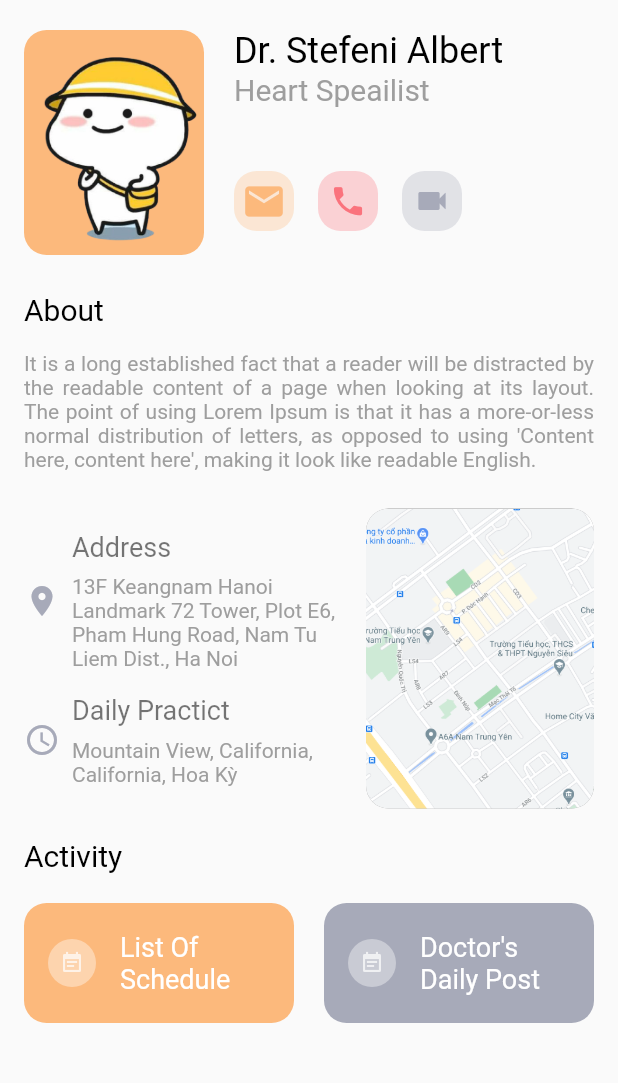
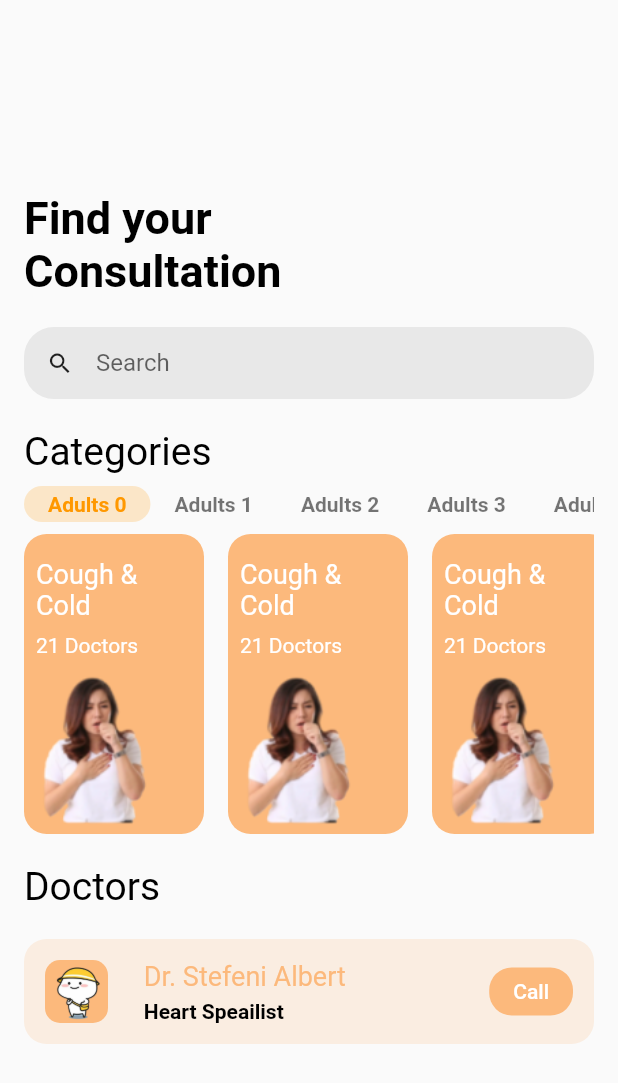
Before and after one commit to trantan97/flutter_training, a Flutter app: the screen it shows after launch, on a phone screen of 412 x 824 dp. Shown: the top 1083 px of the screen. Run offline on Flutter 3.47's test engine with Material 2 defaults, Android fonts, the phone set to English and light mode, and no system bars.

Commit message:
list_view_excercise

```diff
--- /dev/null
+++ b/lib/buoi2/category.dart
@@ -0,0 +1,46 @@
+import 'dart:math';
+
+import 'package:example_widget_1/my_images.dart';
+
+class Category {
+  String name;
+  List<SubCategory> subCategories;
+
+  Category({this.name, this.subCategories});
+
+  static List<Category> get generateCategories {
+    return List.generate(10, (index) {
+      int nameIndex = Random().nextInt(4);
+      return Category(
+        name: "${nameCategories[nameIndex]} $index",
+        subCategories: SubCategory.generateSubCategories,
+      );
+    });
+  }
+}
+
+class SubCategory {
+  String name;
+  int numberDoctor;
+  String imagePath;
+
+  SubCategory({this.name, this.numberDoctor, this.imagePath});
+
+  static List<SubCategory> get generateSubCategories {
+    return List.generate(20, (index) {
+      int subNameIndex = Random().nextInt(2);
+      int numberOfDoctor = Random().nextInt(50) + 1;
+      int imageIndex = Random().nextInt(3);
+      return SubCategory(
+        name: nameSubCategories[subNameIndex],
+        numberDoctor: numberOfDoctor,
+        imagePath: imageSubCategories[imageIndex],
+      );
+    });
+  }
+}
+
+final nameCategories = ["Adults", "Children", "Women", "Men"];
+final nameSubCategories = ["Cough & Cold", "Heart Specialist"];
+//Thay thành ảnh của mình.
+final imageSubCategories = [MyImages.avatar, MyImages.image1, MyImages.image2];
--- /dev/null
+++ b/lib/buoi2/search_consultation.dart
@@ -0,0 +1,308 @@
+import 'dart:math';
+
+import 'package:example_widget_1/buoi2/category.dart';
+import 'package:example_widget_1/doctor_detail.dart';
+import 'package:example_widget_1/my_colors.dart';
+import 'package:example_widget_1/my_images.dart';
+import 'package:flutter/material.dart';
+
+class SearchConsultationScreen extends StatelessWidget {
+  @override
+  Widget build(BuildContext context) {
+    return Scaffold(
+      resizeToAvoidBottomPadding: false,
+      body: GestureDetector(
+        behavior: HitTestBehavior.translucent,
+        onTap: () {
+          FocusScope.of(context).unfocus();
+        },
+        child: Padding(
+          padding: const EdgeInsets.symmetric(horizontal: 16),
+          child: Column(
+            crossAxisAlignment: CrossAxisAlignment.start,
+            children: [
+              Spacer(),
+              searchView,
+              SizedBox(height: 20),
+              CategoryView(),
+              SizedBox(height: 20),
+              doctorView,
+              Spacer(),
+            ],
+          ),
+        ),
+      ),
+    );
+  }
+
+  Widget get searchView {
+    return Column(
+      mainAxisSize: MainAxisSize.min,
+      crossAxisAlignment: CrossAxisAlignment.start,
+      children: [
+        Text(
+          "Find your\nConsultation",
+          style: TextStyle(
+            fontSize: 30,
+            fontWeight: FontWeight.bold,
+            color: Colors.black,
+          ),
+        ),
+        SizedBox(height: 20),
+        TextField(
+          autofocus: false,
+          decoration: InputDecoration(
+              prefixIcon: Icon(
+                Icons.search,
+                color: Colors.black87,
+              ),
+              filled: true,
+              fillColor: Colors.grey.withOpacity(0.2),
+              border: OutlineInputBorder(
+                borderSide: BorderSide.none,
+                borderRadius: BorderRadius.circular(20),
+              ),
+              isDense: true,
+              hintText: "Search",
+              contentPadding: EdgeInsets.symmetric(horizontal: 10)),
+        )
+      ],
+    );
+  }
+
+  Widget get doctorView {
+    return Column(
+      mainAxisSize: MainAxisSize.min,
+      crossAxisAlignment: CrossAxisAlignment.start,
+      children: <Widget>[
+        Text(
+          "Doctors",
+          style: TextStyle(fontSize: 26, color: Colors.black),
+        ),
+        SizedBox(height: 20),
+        Container(
+          height: 70,
+          decoration: BoxDecoration(
+            color: MyColors.macaroni.withOpacity(0.2),
+            borderRadius: BorderRadius.circular(15),
+          ),
+          padding: EdgeInsets.all(14),
+          child: Row(
+            children: <Widget>[
+              AspectRatio(
+                aspectRatio: 1,
+                child: CustomContainer(
+                  color: MyColors.macaroni,
+                  child: Image.asset(
+                    MyImages.avatar,
+                    fit: BoxFit.contain,
+                  ),
+                  radius: 10,
+                ),
+              ),
+              Spacer(
+                flex: 1,
+              ),
+              Column(
+                mainAxisAlignment: MainAxisAlignment.spaceBetween,
+                crossAxisAlignment: CrossAxisAlignment.start,
+                children: <Widget>[
+                  Text(
+                    "Dr. Stefeni Albert",
+                    style: TextStyle(color: MyColors.macaroni, fontSize: 18),
+                  ),
+                  Text(
+                    "Heart Speailist",
+                    style: TextStyle(color: Colors.black, fontSize: 14, fontWeight: FontWeight.bold),
+                  ),
+                ],
+              ),
+              Spacer(
+                flex: 4,
+              ),
+              Container(
+                decoration: BoxDecoration(
+                  color: MyColors.macaroni,
+                  borderRadius: BorderRadius.circular(15),
+                ),
+                padding: EdgeInsets.symmetric(vertical: 8, horizontal: 16),
+                child: Text(
+                  "Call",
+                  style: TextStyle(color: Colors.white, fontWeight: FontWeight.w500),
+                ),
+              )
+            ],
+          ),
+        )
+      ],
+    );
+  }
+}
+
+class CategoryView extends StatefulWidget {
+  @override
+  State<StatefulWidget> createState() {
+    return _CategoryViewState();
+  }
+}
+
+class _CategoryViewState extends State<CategoryView> {
+  final categories = Category.generateCategories;
+  int selectedIndex = 0;
+  final controllerSubCategory = ScrollController();
+
+  @override
+  void initState() {
+    super.initState();
+    controllerSubCategory.addListener(_onScroll);
+  }
+
+  @override
+  Widget build(BuildContext context) {
+    final subCategories = categories[selectedIndex].subCategories;
+    return Column(
+      crossAxisAlignment: CrossAxisAlignment.start,
+      mainAxisSize: MainAxisSize.min,
+      children: [
+        Text(
+          "Categories",
+          style: TextStyle(fontSize: 26, color: Colors.black),
+        ),
+        // Expanded(child: Container(color: Colors.black,),),
+        categoryList,
+        subCategoryList(subCategories),
+      ],
+    );
+  }
+
+  void _onCategoryClick(int index) {
+    FocusScope.of(context).unfocus();
+    if (selectedIndex != index) {
+      setState(() {
+        selectedIndex = index;
+        controllerSubCategory.animateTo(0,duration: Duration(seconds: 1),curve: Curves.linear);
+      });
+    }
+  }
+
+  Widget get categoryList {
+    return ConstrainedBox(
+      constraints: BoxConstraints(maxHeight: 40),
+      child: ListView.builder(
+        physics: BouncingScrollPhysics(),
+        scrollDirection: Axis.horizontal,
+        itemCount: categories.length,
+        itemBuilder: (context, index) {
+          return Center(
+            child: LabelCategory(
+              isSelected: selectedIndex == index,
+              label: categories[index].name,
+              onClick: () => _onCategoryClick(index),
+            ),
+          );
+        },
+      ),
+    );
+  }
+
+  Widget subCategoryList(var subCategories) {
+    return ConstrainedBox(
+      constraints: BoxConstraints(maxHeight: 200),
+      child: ListView.builder(
+        controller: controllerSubCategory,
+        physics: BouncingScrollPhysics(),
+        scrollDirection: Axis.horizontal,
+        itemCount: subCategories.length,
+        itemBuilder: (context, index) {
+          return Center(
+            child: SubCategoryView(
+              subCategory: subCategories[index],
+            ),
+          );
+        },
+      ),
+    );
+  }
+
+  void _onScroll() {
+    final maxScroll = controllerSubCategory.position.maxScrollExtent;
+    final currentScroll = controllerSubCategory.position.pixels;
+    if(maxScroll - currentScroll < 200){
+      setState(() {
+        categories[selectedIndex].subCategories.addAll(SubCategory.generateSubCategories);
+      });
+    }
+  }
+}
+
+class LabelCategory extends StatelessWidget {
+  final bool isSelected;
+  final String label;
+  final Function onClick;
+
+  const LabelCategory({
+    Key key,
+    this.isSelected = false,
+    this.label = "",
+    this.onClick,
+  }) : super(key: key);
+
+  @override
+  Widget build(BuildContext context) {
+    return GestureDetector(
+      onTap: onClick,
+      child: Container(
+        decoration: BoxDecoration(
+          color: isSelected ? Colors.orange.withOpacity(0.2) : null,
+          borderRadius: BorderRadius.circular(20),
+        ),
+        padding: EdgeInsets.symmetric(horizontal: 16, vertical: 4),
+        child: Text(
+          label,
+          style: TextStyle(
+            color: isSelected ? Colors.orange : Colors.black54,
+            fontWeight: FontWeight.bold,
+          ),
+        ),
+      ),
+    );
+  }
+}
+
+class SubCategoryView extends StatelessWidget {
+  final SubCategory subCategory;
+
+  const SubCategoryView({Key key, this.subCategory}) : super(key: key);
+
+  @override
+  Widget build(BuildContext context) {
+    final color = backGroundColor[Random().nextInt(3)];
+    return Container(
+      width: 120,
+      padding: EdgeInsets.fromLTRB(8, 16, 24, 4),
+      decoration: BoxDecoration(
+        borderRadius: BorderRadius.circular(15),
+        color: color,
+      ),
+      margin: EdgeInsets.only(right: 16),
+      child: Column(
+        crossAxisAlignment: CrossAxisAlignment.start,
+        children: <Widget>[
+          Text(
+            subCategory.name,
+            style: TextStyle(color: Colors.white, fontSize: 18),
+          ),
+          SizedBox(height: 8),
+          Text(
+            "${subCategory.numberDoctor} Doctors",
+            style: TextStyle(color: Colors.white),
+          ),
+          Spacer(),
+          Image.asset(subCategory.imagePath),
+        ],
+      ),
+    );
+  }
+}
+
+final backGroundColor = [MyColors.petiteOrchid, MyColors.macaroni, MyColors.brinkPink];
--- a/lib/doctor_detail.dart
+++ b/lib/doctor_detail.dart
@@ -221,6 +221,7 @@ class CustomContainer extends StatelessWidget {
   final Widget child;
   final double width;
   final double height;
+  final double radius;
 
   const CustomContainer({
     Key key,
@@ -228,6 +229,7 @@ class CustomContainer extends StatelessWidget {
     this.width = 40,
     this.height = 40,
     this.child,
+    this.radius = 15,
   }) : super(key: key);
 
   @override
@@ -237,7 +239,7 @@ class CustomContainer extends StatelessWidget {
       height: height,
       decoration: BoxDecoration(
         color: color,
-        borderRadius: BorderRadius.circular(15),
+        borderRadius: BorderRadius.circular(radius),
       ),
       child: child,
     );
--- a/lib/main.dart
+++ b/lib/main.dart
@@ -1,3 +1,4 @@
+import 'package:example_widget_1/buoi2/search_consultation.dart';
 import 'package:flutter/cupertino.dart';
 import 'package:flutter/material.dart';
 
@@ -5,6 +6,6 @@ import 'doctor_detail.dart';
 
 void main() {
   runApp(MaterialApp(
-    home: DetailDoctorScreen(),
+    home: SearchConsultationScreen(),
   ));
 }
--- a/lib/my_images.dart
+++ b/lib/my_images.dart
@@ -1,4 +1,6 @@
 class MyImages{
   static final avatar = "assets/images/avatar.png";
+  static final image1 = "assets/images/image1.png";
+  static final image2 = "assets/images/image2.png";
   static final address = "assets/images/address.png";
 }
```
Also changed, not shown: assets/images/image1.png (added), assets/images/image2.png (added).
